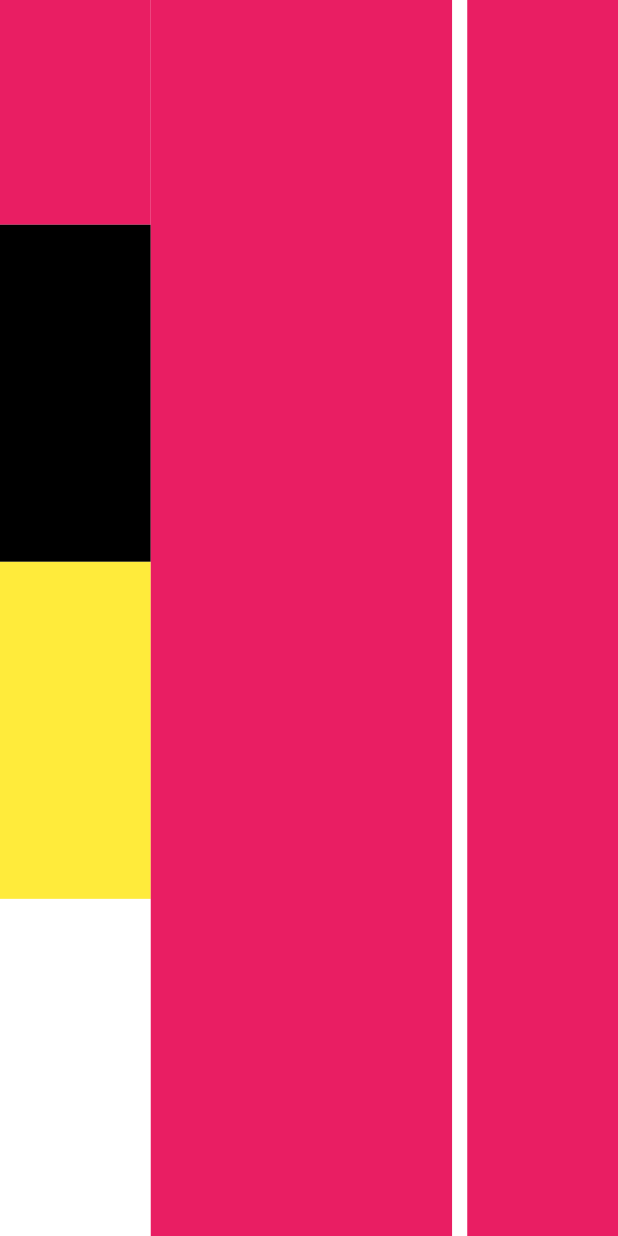
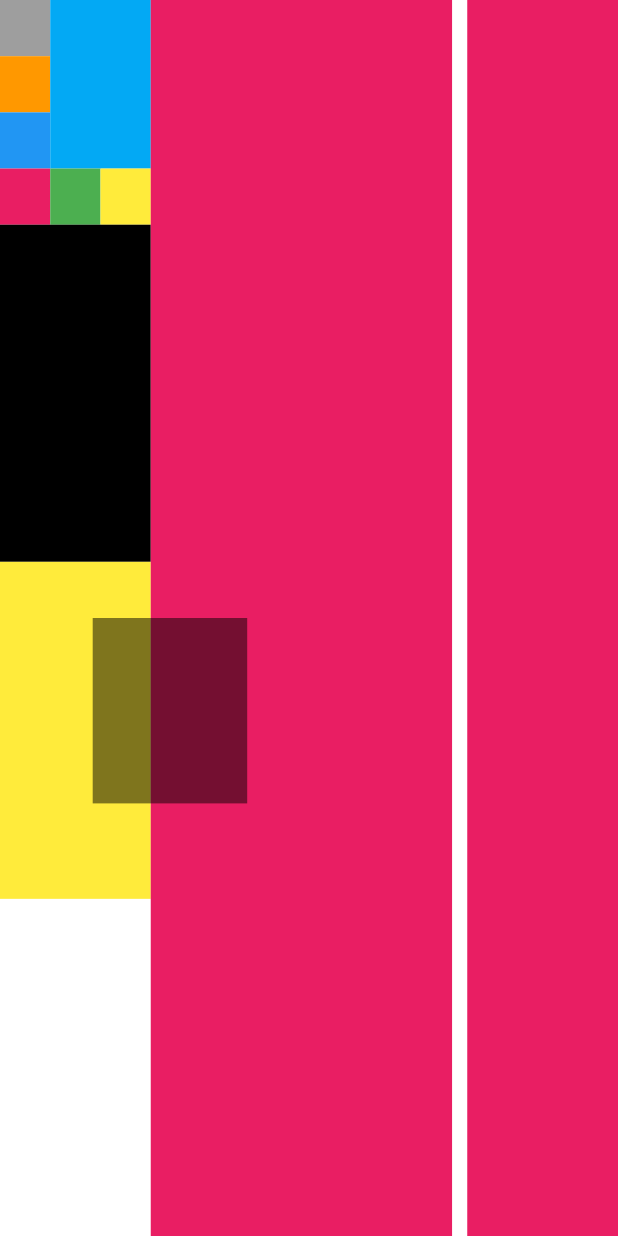
Before and after one commit to tunghiacanva/FlutterLearning, a Flutter app: the screen it shows after launch, on a phone screen of 412 x 824 dp. Run offline on Flutter 3.47's test engine with Material 2 defaults, Android fonts, the phone set to English and light mode, and no system bars; generated files the repository leaves out were written again.

Commit message:
fist commit

```diff
--- a/lib/src/app.dart
+++ b/lib/src/app.dart
@@ -18,70 +18,72 @@ class MyApp extends StatelessWidget {
 
   @override
   Widget build(BuildContext context) {
-    return MaterialApp(home: HomePage());
+    //return MaterialApp();
     // Glue the SettingsController to the MaterialApp.
-    //
+
     // The AnimatedBuilder Widget listens to the SettingsController for changes.
     // Whenever the user updates their settings, the MaterialApp is rebuilt.
-    // return AnimatedBuilder(
-    //   animation: settingsController,
-    //   builder: (BuildContext context, Widget? child) {
-    //     return MaterialApp(
-    //       // Providing a restorationScopeId allows the Navigator built by the
-    //       // MaterialApp to restore the navigation stack when a user leaves and
-    //       // returns to the app after it has been killed while running in the
-    //       // background.
-    //       restorationScopeId: 'app',
+    return AnimatedBuilder(
+      animation: settingsController,
+      builder: (BuildContext context, Widget? child) {
+        return MaterialApp(
+          debugShowCheckedModeBanner: false,
+          home: const HomePage(),
+          // Providing a restorationScopeId allows the Navigator built by the
+          // MaterialApp to restore the navigation stack when a user leaves and
+          // returns to the app after it has been killed while running in the
+          // background.
+          restorationScopeId: 'app',
 
-    //       // Provide the generated AppLocalizations to the MaterialApp. This
-    //       // allows descendant Widgets to display the correct translations
-    //       // depending on the user's locale.
-    //       localizationsDelegates: const [
-    //         AppLocalizations.delegate,
-    //         GlobalMaterialLocalizations.delegate,
-    //         GlobalWidgetsLocalizations.delegate,
-    //         GlobalCupertinoLocalizations.delegate,
-    //       ],
-    //       supportedLocales: const [
-    //         Locale('en', ''), // English, no country code
-    //       ],
+          // Provide the generated AppLocalizations to the MaterialApp. This
+          // allows descendant Widgets to display the correct translations
+          // depending on the user's locale.
+          localizationsDelegates: const [
+            AppLocalizations.delegate,
+            GlobalMaterialLocalizations.delegate,
+            GlobalWidgetsLocalizations.delegate,
+            GlobalCupertinoLocalizations.delegate,
+          ],
+          supportedLocales: const [
+            Locale('en', ''), // English, no country code
+          ],
 
-    //       // Use AppLocalizations to configure the correct application title
-    //       // depending on the user's locale.
-    //       //
-    //       // The appTitle is defined in .arb files found in the localization
-    //       // directory.
-    //       onGenerateTitle: (BuildContext context) =>
-    //           AppLocalizations.of(context)!.appTitle,
+          // Use AppLocalizations to configure the correct application title
+          // depending on the user's locale.
+          //
+          // The appTitle is defined in .arb files found in the localization
+          // directory.
+          onGenerateTitle: (BuildContext context) =>
+              AppLocalizations.of(context)!.appTitle,
 
-    //       // Define a light and dark color theme. Then, read the user's
-    //       // preferred ThemeMode (light, dark, or system default) from the
-    //       // SettingsController to display the correct theme.
-    //       theme: ThemeData(),
-    //       darkTheme: ThemeData.dark(),
-    //       themeMode: settingsController.themeMode,
+          // Define a light and dark color theme. Then, read the user's
+          // preferred ThemeMode (light, dark, or system default) from the
+          // SettingsController to display the correct theme.
+          theme: ThemeData(),
+          darkTheme: ThemeData.dark(),
+          themeMode: settingsController.themeMode,
 
-    //       // Define a function to handle named routes in order to support
-    //       // Flutter web url navigation and deep linking.
-    //       onGenerateRoute: (RouteSettings routeSettings) {
-    //         return MaterialPageRoute<void>(
-    //           settings: routeSettings,
-    //           builder: (BuildContext context) {
-    //             switch (routeSettings.name) {
-    //               case SettingsView.routeName:
-    //                 return SettingsView(controller: settingsController);
-    //               case SampleItemDetailsView.routeName:
-    //                 return const SampleItemDetailsView();
-    //               case SampleItemListView.routeName:
-    //               default:
-    //                 return const SampleItemListView();
-    //             }
-    //           },
-    //         );
-    //       },
-    //     );
-    //   },
-    // );
+          // Define a function to handle named routes in order to support
+          // Flutter web url navigation and deep linking.
+          onGenerateRoute: (RouteSettings routeSettings) {
+            return MaterialPageRoute<void>(
+              settings: routeSettings,
+              builder: (BuildContext context) {
+                switch (routeSettings.name) {
+                  case SettingsView.routeName:
+                    return SettingsView(controller: settingsController);
+                  case SampleItemDetailsView.routeName:
+                    return const SampleItemDetailsView();
+                  case SampleItemListView.routeName:
+                  default:
+                    return const SampleItemListView();
+                }
+              },
+            );
+          },
+        );
+      },
+    );
   }
 }
 
@@ -90,10 +92,19 @@ class HomePage extends StatelessWidget {
 
   @override
   Widget build(BuildContext context) {
+    final safeAreaScreenWidth = MediaQuery.of(context).size.width -
+        MediaQuery.of(context).padding.left -
+        MediaQuery.of(context).padding.right;
+    final safeAreaScreenHeight = MediaQuery.of(context).size.height -
+        MediaQuery.of(context).padding.top -
+        MediaQuery.of(context).padding.bottom;
+    final safeBlockSizeHorizontal = safeAreaScreenWidth / 100;
+    final safeBlockSizeVertical = safeAreaScreenHeight / 100;
+
     return Scaffold(
-      body: Container(
-          child: Row(
-        mainAxisAlignment: MainAxisAlignment.spaceAround,
+      body: SafeArea(
+          child: Stack(children: [
+        Row(
           crossAxisAlignment: CrossAxisAlignment.stretch,
           children: [
             Expanded(
@@ -106,9 +117,59 @@ class HomePage extends StatelessWidget {
                         children: [
                           Expanded(
                               flex: 2,
+                              child: Row(children: [
+                                Expanded(
+                                    flex: 1,
+                                    child: Column(
+                                      children: [
+                                        Expanded(
+                                            flex: 2,
+                                            child: Container(
+                                              color: Colors.grey,
+                                            )),
+                                        Expanded(
+                                            flex: 2,
+                                            child: Container(
+                                              color: Colors.orange,
+                                            )),
+                                        Expanded(
+                                            flex: 2,
+                                            child: Container(
+                                              color: Colors.blue,
+                                            )),
+                                        Expanded(
+                                            flex: 2,
                                             child: Container(
                                               color: Colors.pink,
                                             )),
+                                      ],
+                                    )),
+                                Expanded(
+                                    flex: 2,
+                                    child: Column(
+                                      children: [
+                                        Expanded(
+                                            flex: 3,
+                                            child: Container(
+                                              color: Colors.lightBlue,
+                                            )),
+                                        Expanded(
+                                            flex: 1,
+                                            child: Row(children: [
+                                              Expanded(
+                                                  flex: 1,
+                                                  child: Container(
+                                                    color: Colors.green,
+                                                  )),
+                                              Expanded(
+                                                  flex: 1,
+                                                  child: Container(
+                                                    color: Colors.yellow,
+                                                  )),
+                                            ])),
+                                      ],
+                                    )),
+                              ])),
                           Expanded(
                               flex: 3,
                               child: Container(
@@ -118,7 +179,8 @@ class HomePage extends StatelessWidget {
                             flex: 3,
                             child: Container(
                               color: Colors.yellow,
-                            )),
+                            ),
+                          ),
                           Expanded(
                               flex: 3,
                               child: Container(
@@ -146,18 +208,17 @@ class HomePage extends StatelessWidget {
                 height: 100,
               ),
             ),
-          // Container(
-          //   color: Colors.blue,
-          //   width: 100,
-          //   height: 100,
-          // ),
-          // Container(
-          //   color: Colors.green,
-          //   width: 100,
-          //   height: 100,
-          // ),
           ],
+        ),
+        Positioned(
+            top: safeAreaScreenHeight * 0.5,
+            left: safeAreaScreenWidth * 0.15,
+            child: Container(
+              width: safeBlockSizeHorizontal * 25,
+              height: safeBlockSizeVertical * 15,
+              color: Colors.black.withOpacity(0.5),
             )),
+      ])),
     );
   }
 }
```
Lines whose indentation alone changed are shown as unchanged.
